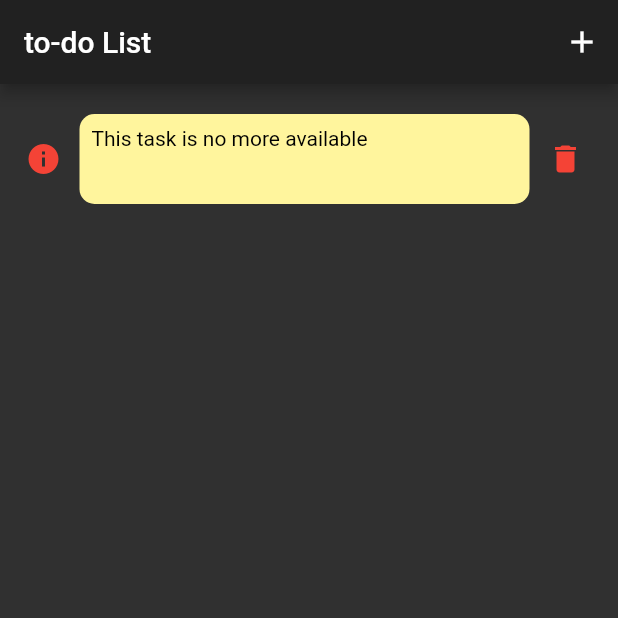
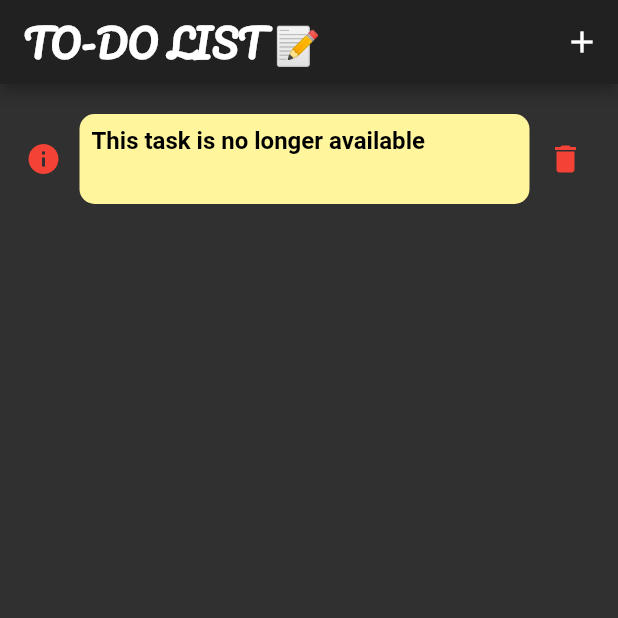
Before and after one commit to ritwik-ghosh153/todo_list, a Flutter app: the screen it shows after launch, after a tap on the "add" icon, after a tap on the "delete" icon, on a phone screen of 412 x 824 dp, the top half of it. Run offline on Flutter 3.47's test engine with Material 2 defaults, Android fonts, the light colour scheme and no system bars; our stand-ins replace cloud_firestore, rflutter_alert; accounts and stored records are empty.

Commit message:
font changed

```diff
--- a/lib/home.dart
+++ b/lib/home.dart
@@ -34,7 +34,9 @@ class _HomeState extends State<Home> {
 
     return Scaffold(
       appBar: AppBar(
-        title: Text('to-do List'),
+        title: Text('TO-DO LIST 📝',
+        style: TextStyle(fontWeight: FontWeight.w800,fontSize: 25,fontFamily: 'Pacifico',),),
+//        leading: Icon(Icons.library_books),
         actions: <Widget>[
           IconButton(
             icon: Icon(Icons.add),
--- a/lib/note.dart
+++ b/lib/note.dart
@@ -59,7 +59,12 @@ class _NoteState extends State<Note> {
               width: 300,
               child: Padding(
                 padding: const EdgeInsets.all(8.0),
-                child: Text(widget.message, style: TextStyle(color: Colors.black),textAlign: TextAlign.justify,),
+                child: Text(widget.message, style: TextStyle(
+                    color: Colors.black,
+                  fontSize: 16,
+                  fontWeight: FontWeight.w600,
+                )
+                  ,textAlign: TextAlign.justify,),
               ),
             ),
             onTap: (){
@@ -108,7 +113,7 @@ class _NoteState extends State<Note> {
               try {
                 _firestore.collection('notes').document(
                     widget.name).delete();
-                widget.message='This task is no more available';
+                widget.message='This task is no longer available';
                 setState(() {
 
                 });
--- a/pubspec.yaml
+++ b/pubspec.yaml
@@ -63,6 +63,10 @@ flutter:
   # "family" key with the font family name, and a "fonts" key with a
   # list giving the asset and other descriptors for the font. For
   # example:
+  fonts:
+    - family: Pacifico
+      fonts:
+        - asset: fonts/Pacifico-Regular.ttf
   # fonts:
   #   - family: Schyler
   #     fonts:
```
Also changed, not shown: fonts/Pacifico-Regular.ttf (added).
